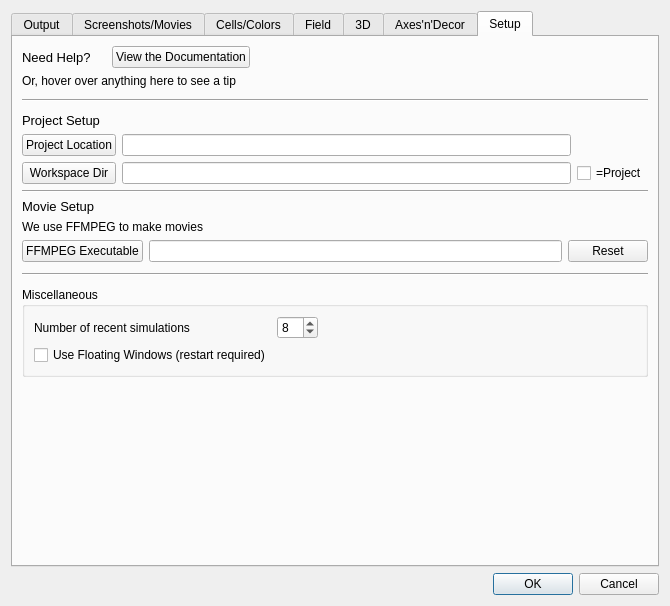
Old version of the form cc3d/player5/Configuration/cc3D_prefs.ui in the repository CompuCell3D/cc3d-player5.
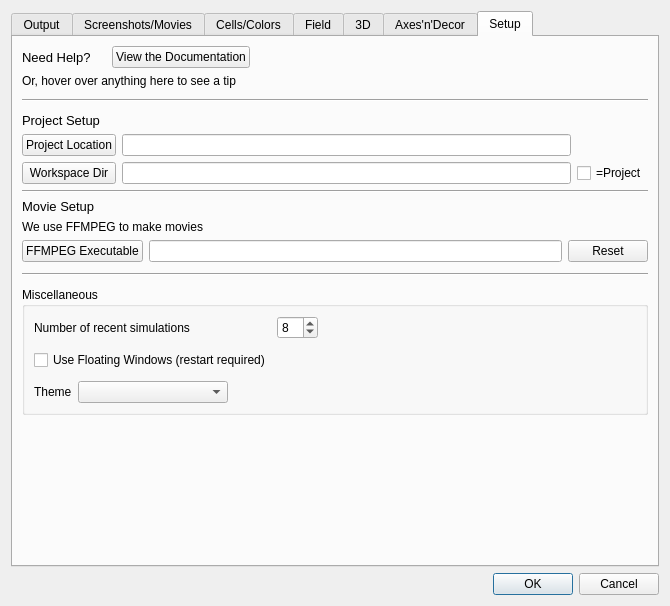
New version of the form.

Commit message: Added start of dropdown for theme option

Patch:
```diff
--- a/cc3d/player5/Configuration/cc3D_prefs.ui
+++ b/cc3d/player5/Configuration/cc3D_prefs.ui
@@ -2921,7 +2921,7 @@
                 </property>
                </widget>
               </item>
-              <item row="1" column="0">
+              <item row="2" column="0">
                <widget class="QCheckBox" name="floatingWindowsCB">
                 <property name="toolTip">
                  <string>Re-organizes the interface so that some windows will show as pop-ups.</string>
@@ -2931,6 +2931,22 @@
                 </property>
                </widget>
               </item>
+              <item row="1" column="0">
+               <spacer name="verticalSpacer_18">
+                <property name="orientation">
+                 <enum>Qt::Vertical</enum>
+                </property>
+                <property name="sizeType">
+                 <enum>QSizePolicy::Fixed</enum>
+                </property>
+                <property name="sizeHint" stdset="0">
+                 <size>
+                  <width>20</width>
+                  <height>5</height>
+                 </size>
+                </property>
+               </spacer>
+              </item>
              </layout>
             </item>
             <item>
@@ -2948,6 +2964,56 @@
             </item>
            </layout>
           </item>
+          <item>
+           <spacer name="verticalSpacer_19">
+            <property name="orientation">
+             <enum>Qt::Vertical</enum>
+            </property>
+            <property name="sizeType">
+             <enum>QSizePolicy::Fixed</enum>
+            </property>
+            <property name="sizeHint" stdset="0">
+             <size>
+              <width>20</width>
+              <height>5</height>
+             </size>
+            </property>
+           </spacer>
+          </item>
+          <item>
+           <layout class="QHBoxLayout" name="horizontalLayout_12">
+            <item>
+             <widget class="QLabel" name="label_44">
+              <property name="text">
+               <string>Theme</string>
+              </property>
+             </widget>
+            </item>
+            <item>
+             <widget class="QComboBox" name="themeComboBox">
+              <property name="minimumSize">
+               <size>
+                <width>150</width>
+                <height>0</height>
+               </size>
+              </property>
+             </widget>
+            </item>
+            <item>
+             <spacer name="horizontalSpacer_31">
+              <property name="orientation">
+               <enum>Qt::Horizontal</enum>
+              </property>
+              <property name="sizeHint" stdset="0">
+               <size>
+                <width>40</width>
+                <height>20</height>
+               </size>
+              </property>
+             </spacer>
+            </item>
+           </layout>
+          </item>
          </layout>
         </widget>
        </item>
```
The commit also changes 2 other files.
